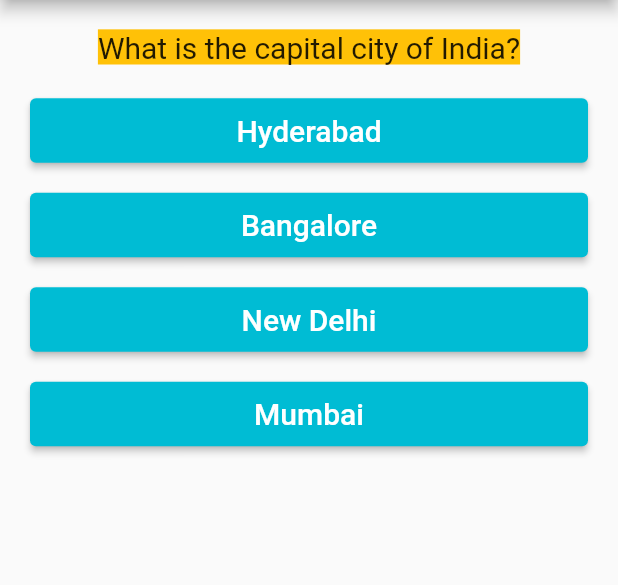
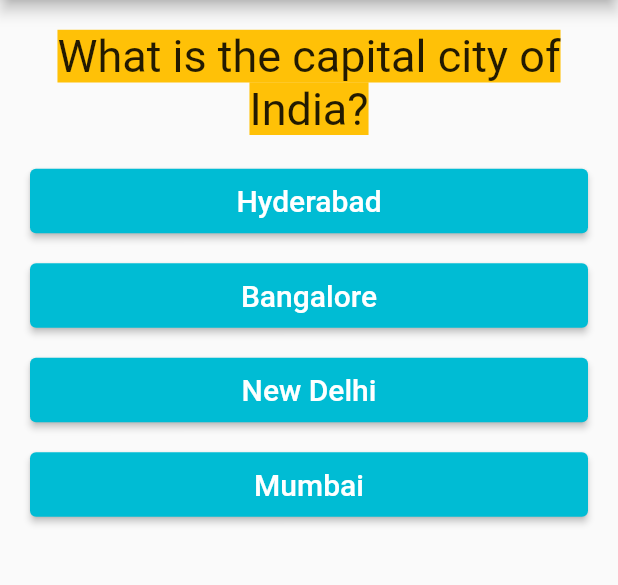
Before and after one commit to tarunsunny3/Flutter-Quiz-App, a Flutter app: the screen it shows after launch, on a phone screen of 412 x 824 dp, the part 84-669 px from its top. Run offline on Flutter 3.47's test engine with Material 2 defaults, Android fonts, the phone set to English and light mode, and no system bars.

```diff
--- a/lib/question.dart
+++ b/lib/question.dart
@@ -12,7 +12,7 @@ class Question extends StatelessWidget {
         padding: EdgeInsets.all(10),
         child: Text(
           questionText,
-          style: TextStyle(backgroundColor: Colors.amber, fontSize: 20),
+          style: TextStyle(backgroundColor: Colors.amber, fontSize: 30),
           textAlign: TextAlign.center,
         ));
   }
```
Also changed, not shown: 1 other file.
